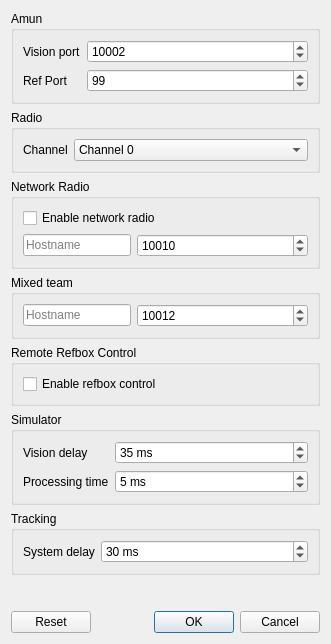
Old version of the form src/ra/configdialog.ui in the repository robotics-erlangen/framework.
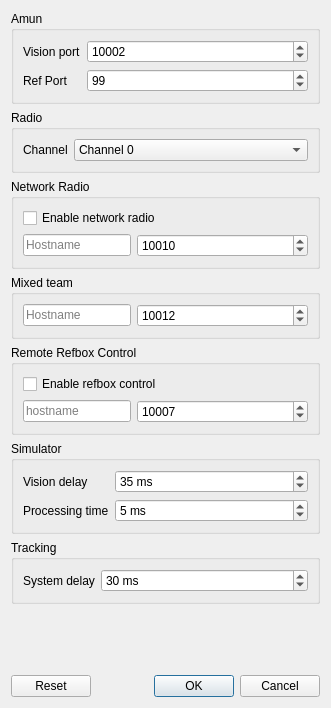
New version of the form.

Commit message:
Ra/Amun: allow setting referee remote control host/port
For use in the autoref (via framework)

```diff
--- a/src/ra/configdialog.ui
+++ b/src/ra/configdialog.ui
@@ -7,7 +7,7 @@
     <x>0</x>
     <y>0</y>
     <width>331</width>
-    <height>644</height>
+    <height>708</height>
    </rect>
   </property>
   <property name="windowTitle">
@@ -235,6 +235,23 @@
         </property>
        </widget>
       </item>
+      <item row="1" column="0">
+       <widget class="QLineEdit" name="remoteHost">
+        <property name="placeholderText">
+         <string>hostname</string>
+        </property>
+       </widget>
+      </item>
+      <item row="1" column="1">
+       <widget class="QSpinBox" name="remotePort">
+        <property name="maximum">
+         <number>65535</number>
+        </property>
+        <property name="value">
+         <number>10007</number>
+        </property>
+       </widget>
+      </item>
      </layout>
     </widget>
    </item>
```
The commit also changes 4 other files.
